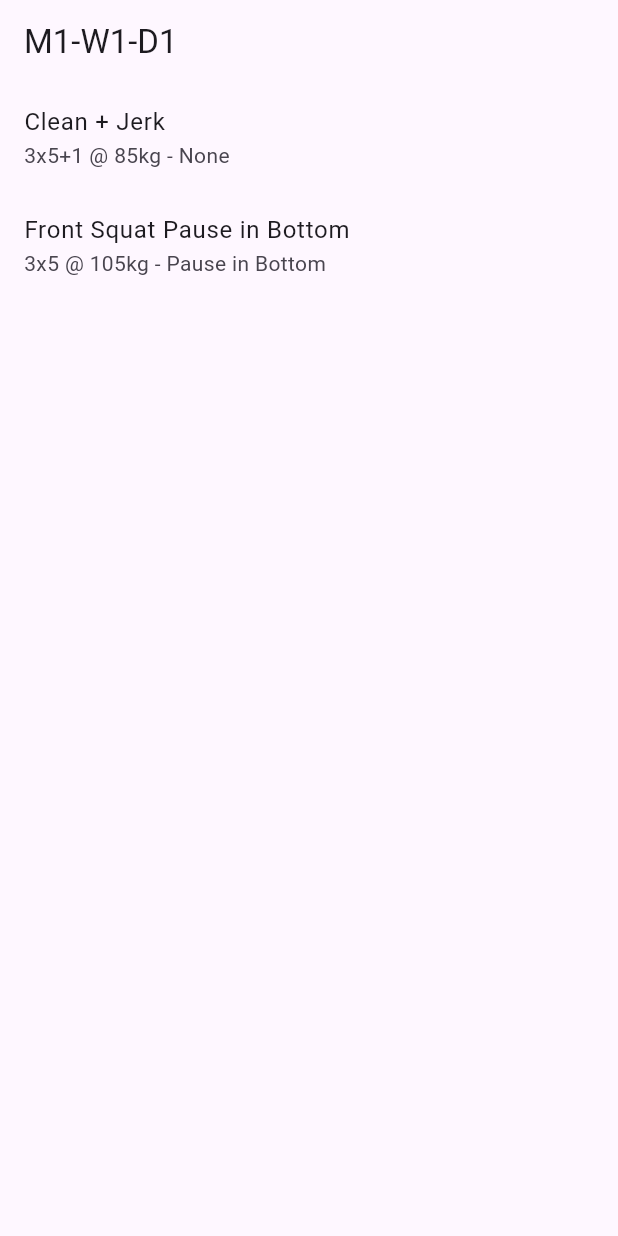
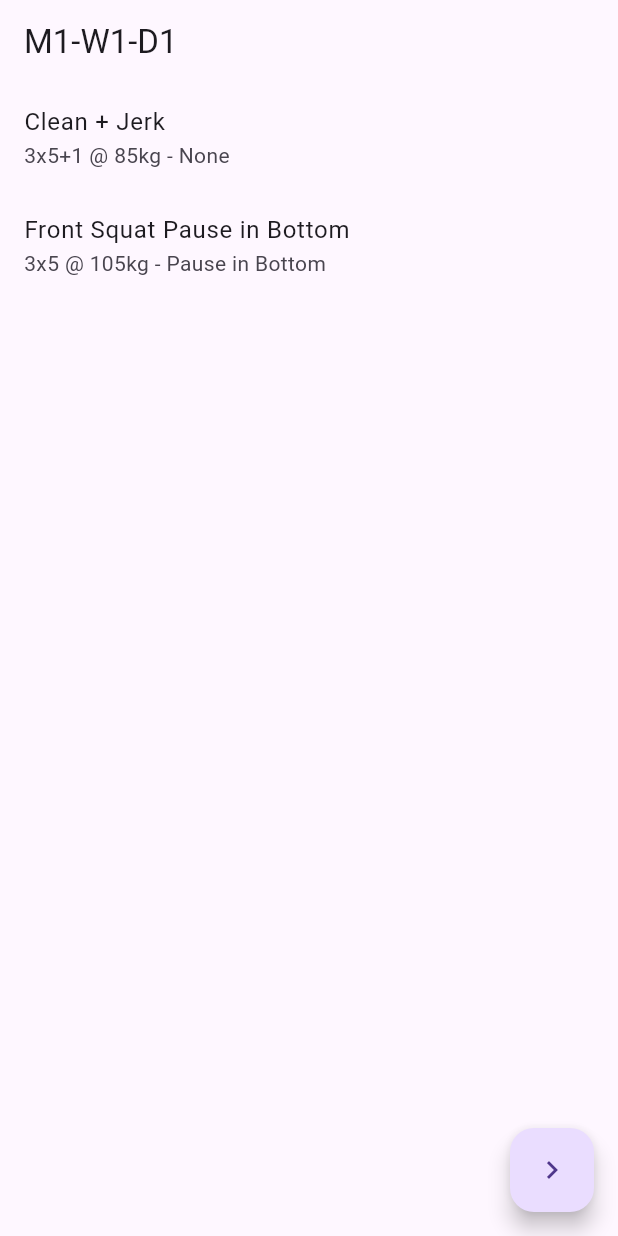
Before and after one commit to Mang00o/First_Flutter_App, a Flutter app: the screen it shows after launch, on a phone screen of 412 x 824 dp. Run offline on Flutter 3.47's test engine with Material 3 defaults, Android fonts, the phone set to English and light mode, and no system bars.

Commit message:
add next workout button

```diff
--- a/lib/main.dart
+++ b/lib/main.dart
@@ -7,33 +7,60 @@ void main() {
 }
 
 class MyApp extends StatelessWidget {
-  Future<Map<String, dynamic>> loadWorkout() async {
+  @override
+  Widget build(BuildContext context) {
+    return MaterialApp(
+      home: WorkoutScreen(),
+    );
+  }
+}
+
+class WorkoutScreen extends StatefulWidget {
+  @override
+  _WorkoutScreenState createState() => _WorkoutScreenState();
+}
+
+class _WorkoutScreenState extends State<WorkoutScreen> {
+  List<dynamic> days = [];
+  int currentDayIndex = 0;
+  int month = 0;
+  int week = 0;
+
+  Future<void> loadWorkout() async {
     final jsonString = await rootBundle.loadString('assets/workouts.json');
     final data = json.decode(jsonString);
-    final month = data['month'];
-    final week = data['weeks'][0]['week'];
-    final day = data['weeks'][0]['days'][0]['day'];
-    final exercises = data['weeks'][0]['days'][0]['exercises'] as List<dynamic>;
-    return {
-      'title': 'M$month-W$week-D$day',
-      'exercises': exercises.map((e) => e as Map<String, dynamic>).toList(),
-    };
+    setState(() {
+      month = data['month'];
+      week = data['weeks'][0]['week'];
+      days = data['weeks'][0]['days'];
+    });
+  }
+
+  @override
+  void initState() {
+    super.initState();
+    loadWorkout();
+  }
+
+  void nextDay() {
+    setState(() {
+      currentDayIndex = (currentDayIndex + 1) % days.length;
+    });
   }
 
   @override
   Widget build(BuildContext context) {
-    return MaterialApp(
-      home: Scaffold(
-        body: FutureBuilder<Map<String, dynamic>>(
-          future: loadWorkout(),
-          builder: (context, snapshot) {
-            if (snapshot.connectionState == ConnectionState.waiting) {
-              return Center(child: CircularProgressIndicator());
-            } else if (snapshot.hasError) {
-              return Center(child: Text('Errore: ${snapshot.error}'));
-            } else {
-              final title = snapshot.data!['title'];
-              final exercises = snapshot.data!['exercises'] as List<Map<String, dynamic>>;
+    if (days.isEmpty) {
+      return Scaffold(
+        appBar: AppBar(title: Text('Caricamento...')),
+        body: Center(child: CircularProgressIndicator()),
+      );
+    }
+
+    final currentDay = days[currentDayIndex];
+    final title = 'M$month-W$week-D${currentDay['day']}';
+    final exercises = currentDay['exercises'] as List<dynamic>;
+
     return Scaffold(
       appBar: AppBar(title: Text(title)),
       body: ListView.builder(
@@ -46,10 +73,9 @@ class MyApp extends StatelessWidget {
           );
         },
       ),
-              );
-            }
-          },
-        ),
+      floatingActionButton: FloatingActionButton(
+        onPressed: nextDay,
+        child: Icon(Icons.navigate_next),
       ),
     );
   }
```
Lines whose indentation alone changed are shown as unchanged.
